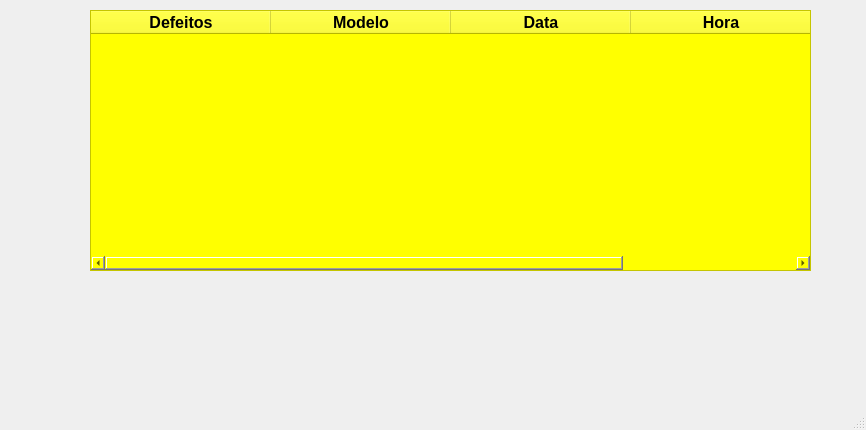
Qt form qt_2.ui (TyagoSantos/Projeto) before a commit.
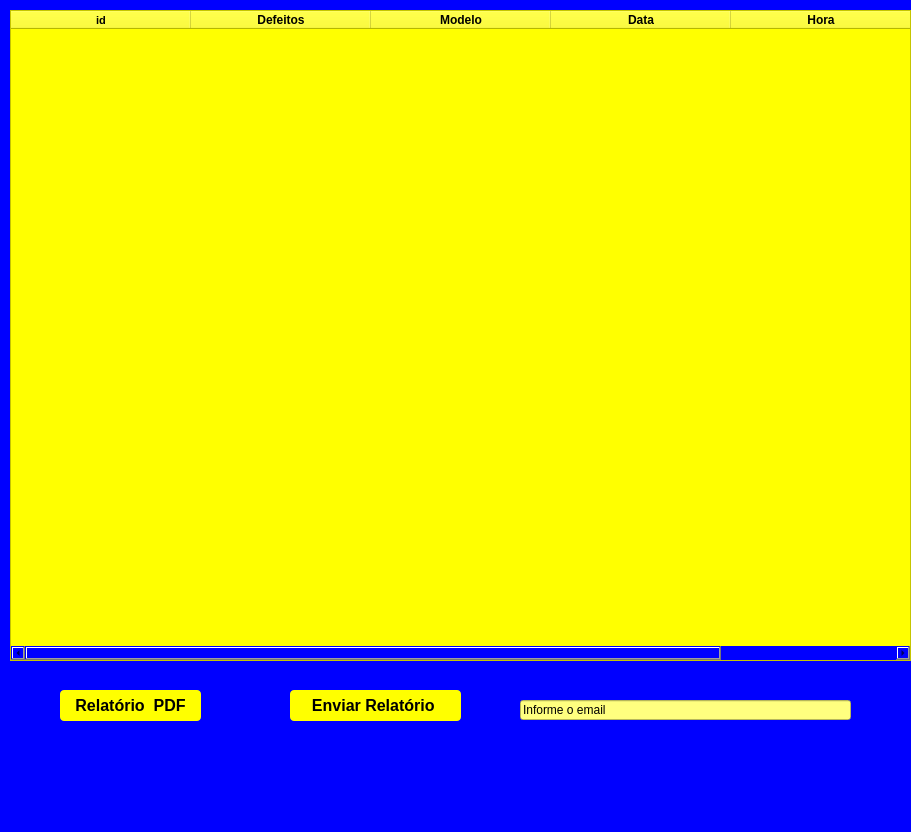
The same form after that commit.

What changed in the file:
```diff
--- a/qt_2.ui
+++ b/qt_2.ui
@@ -6,8 +6,8 @@
    <rect>
     <x>0</x>
     <y>0</y>
-    <width>866</width>
-    <height>430</height>
+    <width>911</width>
+    <height>832</height>
    </rect>
   </property>
   <property name="font">
@@ -20,14 +20,17 @@
   <property name="windowTitle">
    <string>MainWindow</string>
   </property>
+  <property name="styleSheet">
+   <string notr="true">background-color: rgb(0, 0, 255);</string>
+  </property>
   <widget class="QWidget" name="centralwidget">
    <widget class="QTableWidget" name="tableWidget">
     <property name="geometry">
      <rect>
-      <x>90</x>
+      <x>10</x>
       <y>10</y>
-      <width>721</width>
-      <height>261</height>
+      <width>901</width>
+      <height>651</height>
      </rect>
     </property>
     <property name="font">
@@ -43,27 +46,129 @@
     <attribute name="horizontalHeaderDefaultSectionSize">
      <number>180</number>
     </attribute>
+    <column>
+     <property name="text">
+      <string>id</string>
+     </property>
+     <property name="font">
+      <font>
+       <pointsize>8</pointsize>
+       <weight>75</weight>
+       <bold>true</bold>
+      </font>
+     </property>
+    </column>
     <column>
      <property name="text">
       <string>Defeitos</string>
      </property>
+     <property name="font">
+      <font>
+       <weight>75</weight>
+       <bold>true</bold>
+      </font>
+     </property>
     </column>
     <column>
      <property name="text">
       <string>Modelo</string>
      </property>
+     <property name="font">
+      <font>
+       <weight>75</weight>
+       <bold>true</bold>
+      </font>
+     </property>
     </column>
     <column>
      <property name="text">
       <string>Data</string>
      </property>
+     <property name="font">
+      <font>
+       <weight>75</weight>
+       <bold>true</bold>
+      </font>
+     </property>
     </column>
     <column>
      <property name="text">
       <string>Hora</string>
      </property>
+     <property name="font">
+      <font>
+       <weight>75</weight>
+       <bold>true</bold>
+      </font>
+     </property>
     </column>
    </widget>
+   <widget class="QPushButton" name="pushButton">
+    <property name="geometry">
+     <rect>
+      <x>290</x>
+      <y>690</y>
+      <width>171</width>
+      <height>31</height>
+     </rect>
+    </property>
+    <property name="font">
+     <font>
+      <pointsize>12</pointsize>
+      <weight>75</weight>
+      <bold>true</bold>
+     </font>
+    </property>
+    <property name="styleSheet">
+     <string notr="true">border-radius: 4px;
+background-color: rgb(255, 255, 0);</string>
+    </property>
+    <property name="text">
+     <string>Enviar Relatório </string>
+    </property>
+   </widget>
+   <widget class="QPushButton" name="pushButton_2">
+    <property name="geometry">
+     <rect>
+      <x>60</x>
+      <y>690</y>
+      <width>141</width>
+      <height>31</height>
+     </rect>
+    </property>
+    <property name="font">
+     <font>
+      <pointsize>12</pointsize>
+      <weight>75</weight>
+      <bold>true</bold>
+     </font>
+    </property>
+    <property name="styleSheet">
+     <string notr="true">background-color: rgb(255, 255, 0);
+border-radius: 4px;</string>
+    </property>
+    <property name="text">
+     <string>Relatório  PDF</string>
+    </property>
+   </widget>
+   <widget class="QLineEdit" name="lineEdit">
+    <property name="geometry">
+     <rect>
+      <x>520</x>
+      <y>700</y>
+      <width>331</width>
+      <height>20</height>
+     </rect>
+    </property>
+    <property name="styleSheet">
+     <string notr="true">alternate-background-color: rgb(255, 255, 255);
+alternate-background-color: rgb(0, 0, 0);
+background-color: rgb(255, 255, 127);</string>
+    </property>
+    <property name="text">
+     <string>Informe o email</string>
+    </property>
+   </widget>
   </widget>
   <widget class="QStatusBar" name="statusbar"/>
  </widget>
```
